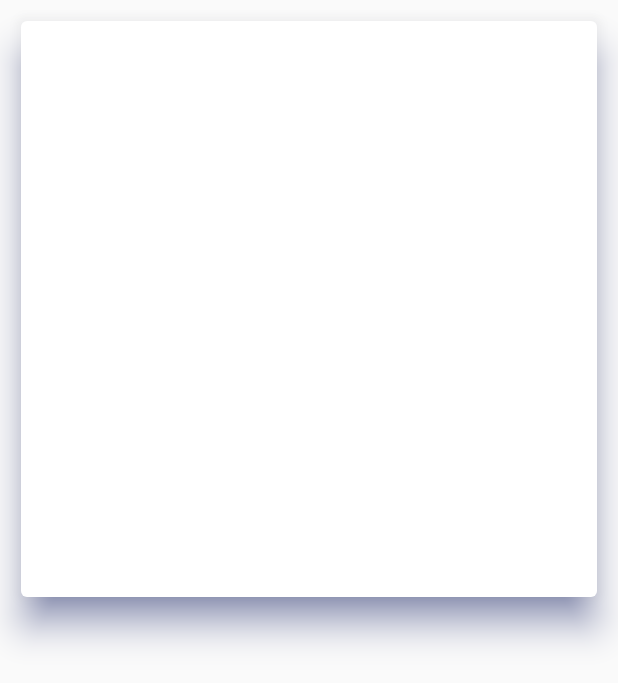
After one commit to tnsmobilesolutions/sdp, a Flutter app: the DUmmyDashBoard screen opened directly, on a phone screen of 412 x 824 dp. The commit adds this screen. Shown: the top 683 px of the screen. Run offline on Flutter 3.47's test engine with Material 2 defaults, Android fonts, the light colour scheme and no system bars; our stand-ins replace cloud_firestore, firebase_auth, firebase_core, flutter_typeahead, pdf, printing; missing offline and left inert: authentication, material_color_generator; accounts and stored records are empty; statements that could not run were skipped.

Commit message:
dummyDashboard

```diff
--- a/lib/screen/PaliaListScreen.dart/paliaTableRow.dart
+++ b/lib/screen/PaliaListScreen.dart/paliaTableRow.dart
@@ -12,7 +12,6 @@ class PaliaTableRow extends StatefulWidget {
     required this.slNo,
     required this.showMenu,
     required this.isCheckedBoolValue,
-    // required this.isallCheckedBoolValue,
     this.allCheck,
   }) : super(key: key);
   final VaktaModel paliaDetails;
@@ -42,6 +41,7 @@ class _PaliaTableRowState extends State<PaliaTableRow> {
                 onChanged: (value) {
                   setState(() {
                     isCheck = value!;
+
                     print('***Value****$value');
                     widget.isCheckedBoolValue(value);
                     // widget.isallCheckedBoolValue(value);
--- /dev/null
+++ b/lib/screen/dashboard/dummyDashBoard.dart
@@ -0,0 +1,58 @@
+import 'package:flutter/material.dart';
+import 'package:sdp/screen/appBar/actionWidget.dart';
+import 'package:sdp/screen/appBar/leadingImage.dart';
+
+class DUmmyDashBoard extends StatelessWidget {
+  const DUmmyDashBoard({super.key});
+
+  @override
+  Widget build(BuildContext context) {
+    return Scaffold(
+      resizeToAvoidBottomInset: false,
+      body: SafeArea(
+        child: GridView.builder(
+          gridDelegate: const SliverGridDelegateWithFixedCrossAxisCount(
+            crossAxisCount: 1,
+          ),
+          itemCount: 1,
+          itemBuilder: (BuildContext context, int index) {
+            return Expanded(
+              child: Padding(
+                padding: const EdgeInsets.all(10.0),
+                child: Card(
+                  elevation: 10,
+                  shadowColor: const Color(0XFF3f51b5),
+                  child: Padding(
+                    padding: const EdgeInsets.all(8.0),
+                    child: Column(
+                      mainAxisAlignment: MainAxisAlignment.spaceBetween,
+                      children: [
+                        Row(
+                          mainAxisAlignment: MainAxisAlignment.spaceBetween,
+                          children: const [
+                            Text(''),
+                            Text(
+                              '',
+                              style: TextStyle(
+                                  fontSize: 17, fontWeight: FontWeight.normal),
+                            ),
+                            Text(''),
+                          ],
+                        ),
+                        const Text(''),
+                        Row(
+                          mainAxisAlignment: MainAxisAlignment.spaceBetween,
+                          children: const [Text(''), Text('')],
+                        )
+                      ],
+                    ),
+                  ),
+                ),
+              ),
+            );
+          },
+        ),
+      ),
+    );
+  }
+}
--- a/lib/screen/searchResult/searchtableRow.dart
+++ b/lib/screen/searchResult/searchtableRow.dart
@@ -50,7 +50,7 @@ class _searchTableRowState extends State<searchTableRow> {
                           }))),
               Expanded(
                 child: Text(
-                  (widget.slNo + 1).toString(),
+                  (widget.slNo).toString(),
                   textAlign: TextAlign.center,
                 ),
               ),
```
Also changed, not shown: lib/screen/PaliaListScreen.dart/paliaScreenBody.dart (+19 -28 lines), lib/screen/dashboard/dashboardBody.dart (+3 -4 lines), lib/screen/searchResult/searchBody.dart (+7 -7 lines).
